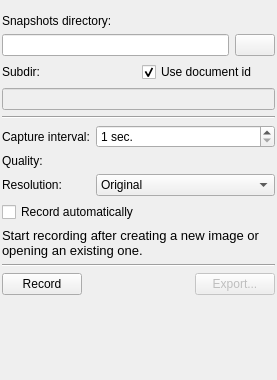
Qt form plugins/dockers/recorder/recorderdocker.ui (KDE/krita) before a commit.
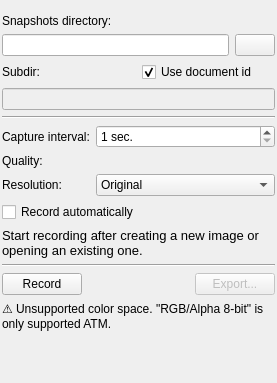
The same form after that commit. Icons and pictures are not drawn. Custom widgets are drawn as their Qt base class.

Commit message: downscale image using carry save adder, disable recording for unsupported color spaces, fix formatting

```diff
--- a/plugins/dockers/recorder/recorderdocker.ui
+++ b/plugins/dockers/recorder/recorderdocker.ui
@@ -7,7 +7,7 @@
     <x>0</x>
     <y>0</y>
     <width>277</width>
-    <height>380</height>
+    <height>383</height>
    </rect>
   </property>
   <layout class="QVBoxLayout" name="layoutMain">
@@ -44,9 +44,9 @@
       <property name="geometry">
        <rect>
         <x>0</x>
-        <y>0</y>
-        <width>277</width>
-        <height>380</height>
+        <y>-9</y>
+        <width>263</width>
+        <height>392</height>
        </rect>
       </property>
       <layout class="QVBoxLayout" name="verticalLayout_2">
@@ -288,6 +288,16 @@
          </item>
         </layout>
        </item>
+       <item>
+        <widget class="QLabel" name="labelUnsupportedColorSpace">
+         <property name="text">
+          <string>⚠ Unsupported color space. &quot;RGB/Alpha 8-bit&quot; is only supported ATM.</string>
+         </property>
+         <property name="wordWrap">
+          <bool>true</bool>
+         </property>
+        </widget>
+       </item>
        <item>
         <spacer name="verticalSpacer">
          <property name="orientation">
```
The commit also changes 3 other files.
